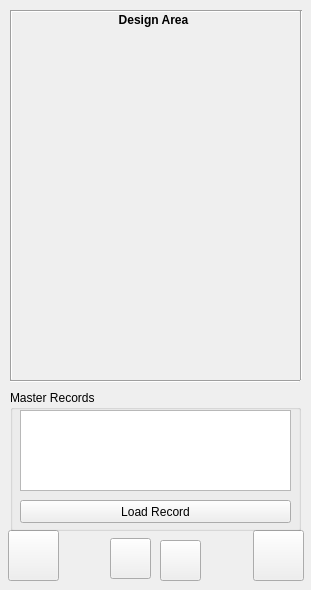
Before: the Qt Designer form mainwindow.ui in abigdreamer/Objectwheelprivate, drawn with Qt 5.
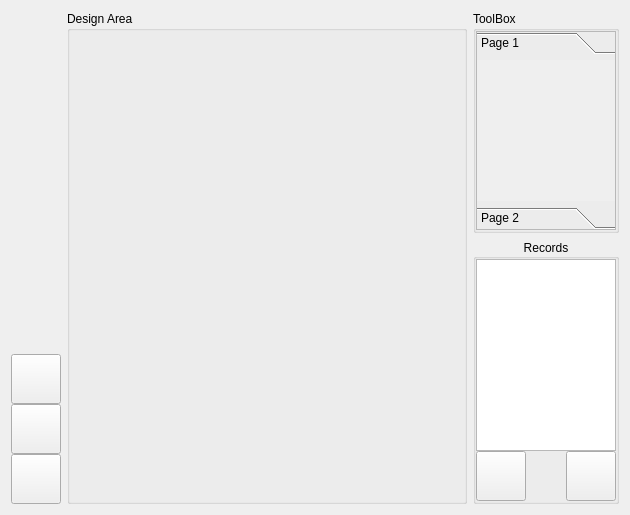
After: the same form once the commit is applied. Icons and pictures are not drawn.

The edit to the form file:
```diff
--- a/mainwindow.ui
+++ b/mainwindow.ui
@@ -6,55 +6,46 @@
    <rect>
     <x>0</x>
     <y>0</y>
-    <width>311</width>
-    <height>590</height>
+    <width>630</width>
+    <height>515</height>
    </rect>
   </property>
   <property name="windowTitle">
    <string>ObjectWheel</string>
   </property>
   <widget class="QWidget" name="centralWidget">
-   <widget class="QWidget" name="widget" native="true">
-    <property name="geometry">
-     <rect>
-      <x>0</x>
-      <y>0</y>
-      <width>311</width>
-      <height>591</height>
-     </rect>
-    </property>
-    <widget class="QPushButton" name="backButton">
-     <property name="geometry">
-      <rect>
-       <x>8</x>
-       <y>530</y>
-       <width>51</width>
-       <height>51</height>
-      </rect>
-     </property>
-     <property name="cursor">
-      <cursorShape>PointingHandCursor</cursorShape>
-     </property>
-     <property name="styleSheet">
-      <string notr="true">QPushButton#backButton {
-	border-image: url(:/pics/back.png);
- }
-QPushButton#backButton:pressed {
-	border-image: url(:/pics/back2.png);
- }</string>
-     </property>
-     <property name="text">
-      <string/>
-     </property>
-    </widget>
+   <layout class="QHBoxLayout" name="horizontalLayout_2">
+    <item>
+     <layout class="QVBoxLayout" name="verticalLayout_3">
+      <property name="spacing">
+       <number>0</number>
+      </property>
+      <item>
+       <spacer name="verticalSpacer">
+        <property name="orientation">
+         <enum>Qt::Vertical</enum>
+        </property>
+        <property name="sizeHint" stdset="0">
+         <size>
+          <width>47</width>
+          <height>342</height>
+         </size>
+        </property>
+       </spacer>
+      </item>
+      <item>
     <widget class="QPushButton" name="forwardButton">
-     <property name="geometry">
-      <rect>
-       <x>253</x>
-       <y>530</y>
-       <width>51</width>
-       <height>51</height>
-      </rect>
+        <property name="sizePolicy">
+         <sizepolicy hsizetype="Fixed" vsizetype="Fixed">
+          <horstretch>0</horstretch>
+          <verstretch>0</verstretch>
+         </sizepolicy>
+        </property>
+        <property name="minimumSize">
+         <size>
+          <width>50</width>
+          <height>50</height>
+         </size>
      </property>
      <property name="cursor">
       <cursorShape>PointingHandCursor</cursorShape>
@@ -71,27 +62,20 @@
       <string/>
      </property>
     </widget>
-    <widget class="Line" name="optionsLine">
-     <property name="geometry">
-      <rect>
-       <x>10</x>
-       <y>380</y>
-       <width>290</width>
-       <height>3</height>
-      </rect>
-     </property>
-     <property name="orientation">
-      <enum>Qt::Horizontal</enum>
-     </property>
-    </widget>
+      </item>
+      <item>
     <widget class="QPushButton" name="saveButton">
-     <property name="geometry">
-      <rect>
-       <x>110</x>
-       <y>538</y>
-       <width>41</width>
-       <height>41</height>
-      </rect>
+        <property name="sizePolicy">
+         <sizepolicy hsizetype="Fixed" vsizetype="Fixed">
+          <horstretch>0</horstretch>
+          <verstretch>0</verstretch>
+         </sizepolicy>
+        </property>
+        <property name="minimumSize">
+         <size>
+          <width>50</width>
+          <height>50</height>
+         </size>
      </property>
      <property name="cursor">
       <cursorShape>PointingHandCursor</cursorShape>
@@ -108,95 +92,306 @@
       <string/>
      </property>
     </widget>
+      </item>
+      <item>
+       <widget class="QPushButton" name="backButton">
+        <property name="sizePolicy">
+         <sizepolicy hsizetype="Fixed" vsizetype="Fixed">
+          <horstretch>0</horstretch>
+          <verstretch>0</verstretch>
+         </sizepolicy>
+        </property>
+        <property name="minimumSize">
+         <size>
+          <width>50</width>
+          <height>50</height>
+         </size>
+        </property>
+        <property name="cursor">
+         <cursorShape>PointingHandCursor</cursorShape>
+        </property>
+        <property name="styleSheet">
+         <string notr="true">QPushButton#backButton {
+	border-image: url(:/pics/back.png);
+ }
+QPushButton#backButton:pressed {
+	border-image: url(:/pics/back2.png);
+ }</string>
+        </property>
+        <property name="text">
+         <string/>
+        </property>
+       </widget>
+      </item>
+     </layout>
+    </item>
+    <item>
+     <layout class="QVBoxLayout" name="verticalLayout_6">
+      <property name="spacing">
+       <number>0</number>
+      </property>
+      <item>
+       <widget class="QGroupBox" name="groupBox_2">
+        <property name="minimumSize">
+         <size>
+          <width>400</width>
+          <height>450</height>
+         </size>
+        </property>
+        <property name="title">
+         <string>Design Area</string>
+        </property>
+        <layout class="QVBoxLayout" name="verticalLayout_7">
+         <property name="spacing">
+          <number>0</number>
+         </property>
+         <property name="leftMargin">
+          <number>0</number>
+         </property>
+         <property name="topMargin">
+          <number>0</number>
+         </property>
+         <property name="rightMargin">
+          <number>0</number>
+         </property>
+         <property name="bottomMargin">
+          <number>0</number>
+         </property>
+         <item>
+          <widget class="QWidget" name="widget" native="true">
+           <property name="sizePolicy">
+            <sizepolicy hsizetype="Expanding" vsizetype="Preferred">
+             <horstretch>0</horstretch>
+             <verstretch>0</verstretch>
+            </sizepolicy>
+           </property>
+           <zorder>layoutWidget</zorder>
+           <zorder>backButton</zorder>
+           <zorder>saveButton</zorder>
+           <zorder>forwardButton</zorder>
+           <zorder>verticalSpacer</zorder>
+           <zorder>horizontalLayoutWidget</zorder>
+          </widget>
+         </item>
+        </layout>
+       </widget>
+      </item>
+     </layout>
+    </item>
+    <item>
+     <layout class="QVBoxLayout" name="verticalLayout_2">
+      <item>
+       <widget class="QGroupBox" name="groupBox">
+        <property name="sizePolicy">
+         <sizepolicy hsizetype="Fixed" vsizetype="Expanding">
+          <horstretch>0</horstretch>
+          <verstretch>0</verstretch>
+         </sizepolicy>
+        </property>
+        <property name="minimumSize">
+         <size>
+          <width>140</width>
+          <height>0</height>
+         </size>
+        </property>
+        <property name="title">
+         <string>ToolBox</string>
+        </property>
+        <property name="flat">
+         <bool>false</bool>
+        </property>
+        <layout class="QVBoxLayout" name="verticalLayout_9">
+         <property name="spacing">
+          <number>0</number>
+         </property>
+         <property name="leftMargin">
+          <number>0</number>
+         </property>
+         <property name="topMargin">
+          <number>0</number>
+         </property>
+         <property name="rightMargin">
+          <number>0</number>
+         </property>
+         <property name="bottomMargin">
+          <number>0</number>
+         </property>
+         <item>
+          <widget class="QToolBox" name="toolBox_3">
+           <property name="sizePolicy">
+            <sizepolicy hsizetype="Expanding" vsizetype="Expanding">
+             <horstretch>0</horstretch>
+             <verstretch>0</verstretch>
+            </sizepolicy>
+           </property>
+           <property name="minimumSize">
+            <size>
+             <width>140</width>
+             <height>0</height>
+            </size>
+           </property>
+           <property name="frameShape">
+            <enum>QFrame::StyledPanel</enum>
+           </property>
+           <property name="currentIndex">
+            <number>0</number>
+           </property>
+           <widget class="QWidget" name="page_9">
+            <property name="geometry">
+             <rect>
+              <x>0</x>
+              <y>0</y>
+              <width>16</width>
+              <height>137</height>
+             </rect>
+            </property>
+            <property name="sizePolicy">
+             <sizepolicy hsizetype="Fixed" vsizetype="Expanding">
+              <horstretch>0</horstretch>
+              <verstretch>0</verstretch>
+             </sizepolicy>
+            </property>
+            <attribute name="label">
+             <string>Page 1</string>
+            </attribute>
+           </widget>
+           <widget class="QWidget" name="page_10">
+            <property name="geometry">
+             <rect>
+              <x>0</x>
+              <y>0</y>
+              <width>16</width>
+              <height>161</height>
+             </rect>
+            </property>
+            <property name="sizePolicy">
+             <sizepolicy hsizetype="Fixed" vsizetype="Expanding">
+              <horstretch>0</horstretch>
+              <verstretch>0</verstretch>
+             </sizepolicy>
+            </property>
+            <attribute name="label">
+             <string>Page 2</string>
+            </attribute>
+           </widget>
+          </widget>
+         </item>
+        </layout>
+       </widget>
+      </item>
+      <item>
     <widget class="QGroupBox" name="masterBox">
-     <property name="geometry">
-      <rect>
-       <x>10</x>
-       <y>390</y>
-       <width>291</width>
-       <height>141</height>
-      </rect>
+        <property name="sizePolicy">
+         <sizepolicy hsizetype="Ignored" vsizetype="Expanding">
+          <horstretch>0</horstretch>
+          <verstretch>0</verstretch>
+         </sizepolicy>
+        </property>
+        <property name="minimumSize">
+         <size>
+          <width>140</width>
+          <height>0</height>
+         </size>
      </property>
      <property name="title">
-      <string>Master Records</string>
+         <string>Records</string>
+        </property>
+        <property name="alignment">
+         <set>Qt::AlignCenter</set>
      </property>
      <property name="flat">
       <bool>false</bool>
      </property>
+        <layout class="QVBoxLayout" name="verticalLayout">
+         <property name="spacing">
+          <number>0</number>
+         </property>
+         <property name="leftMargin">
+          <number>0</number>
+         </property>
+         <property name="topMargin">
+          <number>0</number>
+         </property>
+         <property name="rightMargin">
+          <number>0</number>
+         </property>
+         <property name="bottomMargin">
+          <number>0</number>
+         </property>
+         <item>
      <widget class="QListWidget" name="masterRecordList">
-      <property name="geometry">
-       <rect>
-        <x>10</x>
-        <y>20</y>
-        <width>271</width>
-        <height>81</height>
-       </rect>
-      </property>
-     </widget>
+           <property name="sizePolicy">
+            <sizepolicy hsizetype="Fixed" vsizetype="Expanding">
+             <horstretch>0</horstretch>
+             <verstretch>0</verstretch>
+            </sizepolicy>
+           </property>
+          </widget>
+         </item>
+         <item>
+          <layout class="QHBoxLayout" name="horizontalLayout">
+           <property name="spacing">
+            <number>0</number>
+           </property>
+           <item>
      <widget class="QPushButton" name="loadMasterButton">
-      <property name="geometry">
-       <rect>
-        <x>10</x>
-        <y>110</y>
-        <width>271</width>
-        <height>23</height>
-       </rect>
+             <property name="sizePolicy">
+              <sizepolicy hsizetype="Fixed" vsizetype="Fixed">
+               <horstretch>0</horstretch>
+               <verstretch>0</verstretch>
+              </sizepolicy>
+             </property>
+             <property name="minimumSize">
+              <size>
+               <width>50</width>
+               <height>50</height>
+              </size>
       </property>
       <property name="cursor">
        <cursorShape>PointingHandCursor</cursorShape>
       </property>
+             <property name="styleSheet">
+              <string notr="true">QPushButton#loadMasterButton {
+	border-image: url(:/pics/reload.png);
+ }
+QPushButton#loadMasterButton:pressed {
+	border-image: url(:/pics/reload2.png);
+ }</string>
+             </property>
       <property name="text">
-       <string>Load Record</string>
-      </property>
-     </widget>
-    </widget>
-    <widget class="Line" name="toolboxLine">
-     <property name="geometry">
-      <rect>
-       <x>300</x>
-       <y>10</y>
-       <width>3</width>
-       <height>370</height>
-      </rect>
-     </property>
-     <property name="orientation">
-      <enum>Qt::Vertical</enum>
-     </property>
-    </widget>
-    <widget class="Line" name="hortLine">
-     <property name="geometry">
-      <rect>
-       <x>10</x>
-       <y>10</y>
-       <width>290</width>
-       <height>3</height>
-      </rect>
-     </property>
+              <string/>
+             </property>
+            </widget>
+           </item>
+           <item>
+            <spacer name="horizontalSpacer">
      <property name="orientation">
       <enum>Qt::Horizontal</enum>
      </property>
-    </widget>
-    <widget class="Line" name="vertLine">
-     <property name="geometry">
-      <rect>
-       <x>10</x>
-       <y>10</y>
-       <width>3</width>
-       <height>370</height>
-      </rect>
-     </property>
-     <property name="orientation">
-      <enum>Qt::Vertical</enum>
-     </property>
-    </widget>
+             <property name="sizeType">
+              <enum>QSizePolicy::Fixed</enum>
+             </property>
+             <property name="sizeHint" stdset="0">
+              <size>
+               <width>40</width>
+               <height>20</height>
+              </size>
+             </property>
+            </spacer>
+           </item>
+           <item>
     <widget class="QPushButton" name="deleteTempButton">
-     <property name="geometry">
-      <rect>
-       <x>160</x>
-       <y>540</y>
-       <width>41</width>
-       <height>41</height>
-      </rect>
+             <property name="sizePolicy">
+              <sizepolicy hsizetype="Fixed" vsizetype="Fixed">
+               <horstretch>0</horstretch>
+               <verstretch>0</verstretch>
+              </sizepolicy>
+             </property>
+             <property name="minimumSize">
+              <size>
+               <width>50</width>
+               <height>50</height>
+              </size>
      </property>
      <property name="cursor">
       <cursorShape>PointingHandCursor</cursorShape>
@@ -213,29 +408,15 @@
       <string/>
      </property>
     </widget>
-    <widget class="QLabel" name="designTitle">
-     <property name="geometry">
-      <rect>
-       <x>8</x>
-       <y>10</y>
-       <width>291</width>
-       <height>20</height>
-      </rect>
-     </property>
-     <property name="font">
-      <font>
-       <weight>75</weight>
-       <bold>true</bold>
-      </font>
-     </property>
-     <property name="text">
-      <string>Design Area</string>
-     </property>
-     <property name="alignment">
-      <set>Qt::AlignCenter</set>
-     </property>
-    </widget>
-   </widget>
+           </item>
+          </layout>
+         </item>
+        </layout>
+       </widget>
+      </item>
+     </layout>
+    </item>
+   </layout>
   </widget>
  </widget>
  <layoutdefault spacing="6" margin="11"/>
```
Lines whose indentation alone changed are shown as unchanged.
